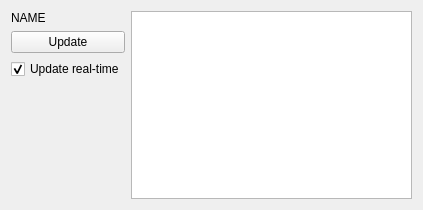
First picture: the form in integration/v2/src/libs/libdebug/widgets/debug/ui/SimpleTableDebugWidget.ui, repository mrdeveloperdude/OctoMY, before the edit.
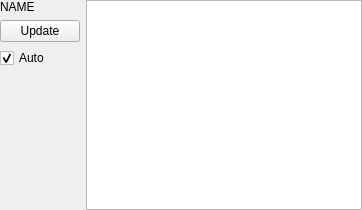
Second picture: the form after the edit. Custom widgets are drawn as their Qt base class.

The edit to the form file:
```diff
--- a/integration/v2/src/libs/libdebug/widgets/debug/ui/SimpleTableDebugWidget.ui
+++ b/integration/v2/src/libs/libdebug/widgets/debug/ui/SimpleTableDebugWidget.ui
@@ -6,7 +6,7 @@
    <rect>
     <x>0</x>
     <y>0</y>
-    <width>423</width>
+    <width>362</width>
     <height>210</height>
    </rect>
   </property>
@@ -32,6 +32,18 @@
    <string>Form</string>
   </property>
   <layout class="QHBoxLayout" name="horizontalLayout">
+   <property name="leftMargin">
+    <number>0</number>
+   </property>
+   <property name="topMargin">
+    <number>0</number>
+   </property>
+   <property name="rightMargin">
+    <number>0</number>
+   </property>
+   <property name="bottomMargin">
+    <number>0</number>
+   </property>
    <item>
     <layout class="QVBoxLayout" name="verticalLayout">
      <item>
@@ -57,7 +69,7 @@
      <item>
       <widget class="QCheckBox" name="checkBoxUpdateRealtime">
        <property name="text">
-        <string>Update real-time</string>
+        <string>Auto</string>
        </property>
        <property name="checked">
         <bool>true</bool>
```
